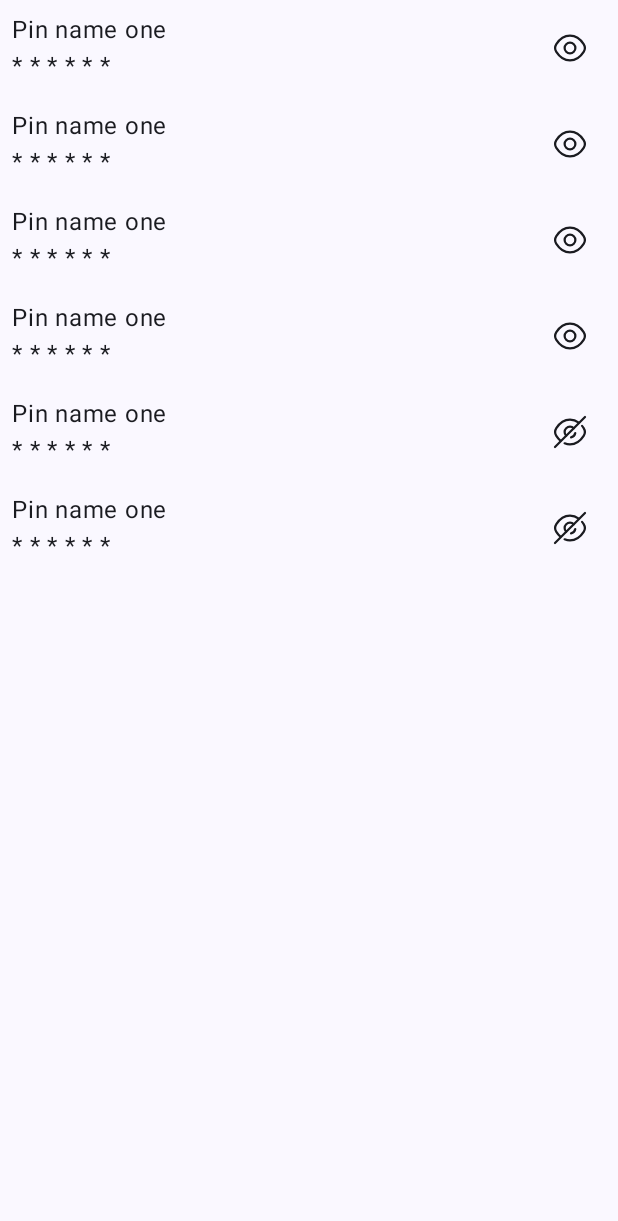
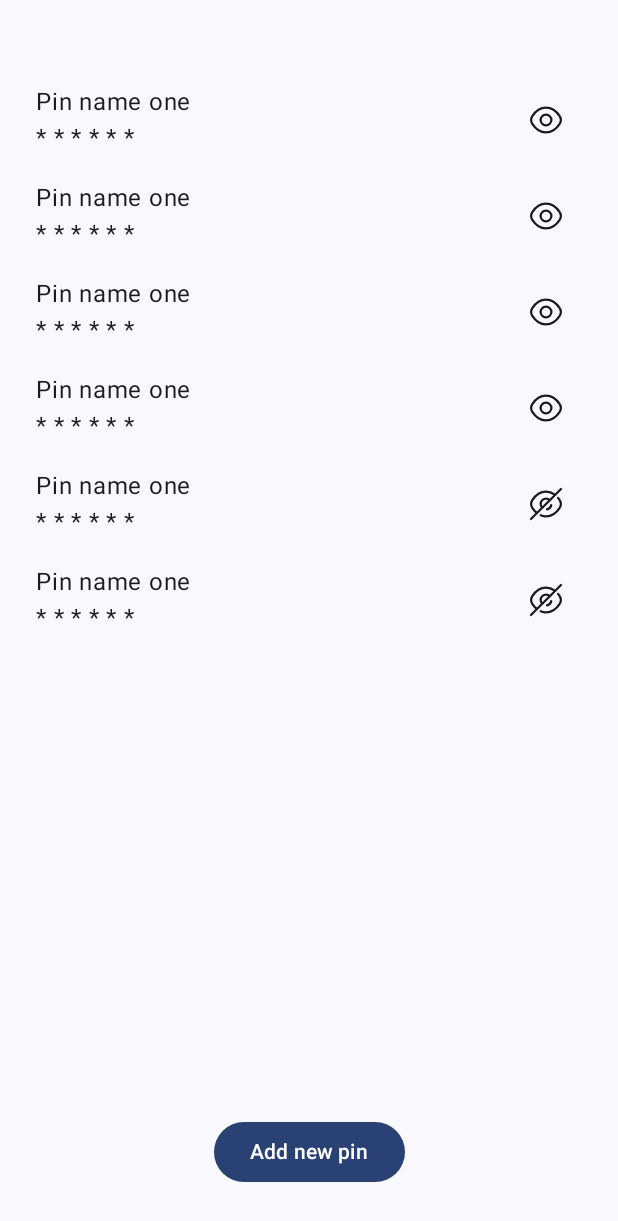
Before and after one commit to GulderBone/Unpintrested, an Android app built with Jetpack Compose: the screen it shows after launch (MainActivity), on a phone screen of 412 x 824 dp. Shown: the top 1221 px of the screen. Run offline under Robolectric (Android 15) with nearby library versions, the phone set to English and light mode, and no system bars.

Commit message:
button added, code moved to the correct module

```diff
--- a/app/src/main/java/com/gulderbone/unpintrested/MainActivity.kt
+++ b/app/src/main/java/com/gulderbone/unpintrested/MainActivity.kt
@@ -4,23 +4,15 @@ import android.os.Bundle
 import androidx.activity.ComponentActivity
 import androidx.activity.compose.setContent
 import androidx.activity.enableEdgeToEdge
-import androidx.compose.foundation.layout.Arrangement
 import androidx.compose.foundation.layout.Column
-import androidx.compose.foundation.layout.Row
 import androidx.compose.foundation.layout.fillMaxSize
-import androidx.compose.foundation.layout.fillMaxWidth
 import androidx.compose.foundation.layout.padding
-import androidx.compose.foundation.layout.wrapContentHeight
-import androidx.compose.material3.Icon
-import androidx.compose.material3.IconButton
 import androidx.compose.material3.Scaffold
-import androidx.compose.material3.Text
 import androidx.compose.runtime.Composable
-import androidx.compose.ui.Alignment
 import androidx.compose.ui.Modifier
-import androidx.compose.ui.unit.dp
 import com.gulderbone.core.presentation.designsystem.ScreenThemePreviews
 import com.gulderbone.core.presentation.designsystem.UnpintrestedTheme
+import com.gulderbone.pin.presentation.pinlist.PinListScreenRoot
 
 class MainActivity : ComponentActivity() {
     override fun onCreate(savedInstanceState: Bundle?) {
@@ -30,53 +22,10 @@ class MainActivity : ComponentActivity() {
             UnpintrestedTheme {
                 Scaffold(modifier = Modifier.fillMaxSize()) { innerPadding ->
                     Column(modifier = Modifier.padding(innerPadding)) {
-                        MainScreen()
+                        PinListScreenRoot()
                     }
                 }
             }
-        }
-    }
-}
-
-@Composable
-fun MainScreen() {
-    Column {
-        Pin(true, {})
-        Pin(true, {})
-        Pin(true, {})
-        Pin(true, {})
-        Pin(false, {})
-        Pin(false, {})
-    }
-}
-
-@Composable
-fun Pin(
-    isPinVisible: Boolean,
-    onTogglePinVisibility: () -> Unit,
-    modifier: Modifier = Modifier,
-) {
-    Row(
-        modifier = Modifier
-            .fillMaxWidth()
-            .padding(8.dp)
-            .wrapContentHeight(),
-        horizontalArrangement = Arrangement.SpaceBetween,
-    ) {
-        Column {
-            Text(text = "Pin name one")
-            Text(text = "* * * * * *")
-        }
-        IconButton(onClick = onTogglePinVisibility) {
-            Icon(
-                modifier = Modifier.align(Alignment.CenterVertically),
-                imageVector = if (isPinVisible) {
-                    com.gulderbone.core.presentation.designsystem.EyeOpenedIcon
-                } else {
-                    com.gulderbone.core.presentation.designsystem.EyeClosedIcon
-                },
-                contentDescription = "Arrow Forward",
-            )
         }
     }
 }
@@ -85,6 +34,6 @@ fun Pin(
 @Composable
 fun MainScreenPreview() {
     UnpintrestedTheme {
-        MainScreen()
+        PinListScreenRoot()
     }
 }
--- /dev/null
+++ b/pin/presentation/src/main/java/com/gulderbone/pin/presentation/pinlist/Pin.kt
@@ -0,0 +1,46 @@
+package com.gulderbone.pin.presentation.pinlist
+
+import androidx.compose.foundation.layout.Arrangement
+import androidx.compose.foundation.layout.Column
+import androidx.compose.foundation.layout.Row
+import androidx.compose.foundation.layout.fillMaxWidth
+import androidx.compose.foundation.layout.padding
+import androidx.compose.foundation.layout.wrapContentHeight
+import androidx.compose.material3.Icon
+import androidx.compose.material3.IconButton
+import androidx.compose.material3.Text
+import androidx.compose.runtime.Composable
+import androidx.compose.ui.Alignment
+import androidx.compose.ui.Modifier
+import androidx.compose.ui.unit.dp
+
+@Composable
+fun Pin(
+    isPinVisible: Boolean,
+    onTogglePinVisibility: () -> Unit,
+    modifier: Modifier = Modifier,
+) {
+    Row(
+        modifier = Modifier
+            .fillMaxWidth()
+            .padding(8.dp)
+            .wrapContentHeight(),
+        horizontalArrangement = Arrangement.SpaceBetween,
+    ) {
+        Column {
+            Text(text = "Pin name one")
+            Text(text = "* * * * * *")
+        }
+        IconButton(onClick = onTogglePinVisibility) {
+            Icon(
+                modifier = Modifier.align(Alignment.CenterVertically),
+                imageVector = if (isPinVisible) {
+                    com.gulderbone.core.presentation.designsystem.EyeOpenedIcon
+                } else {
+                    com.gulderbone.core.presentation.designsystem.EyeClosedIcon
+                },
+                contentDescription = "Arrow Forward",
+            )
+        }
+    }
+}
--- a/pin/presentation/src/main/java/com/gulderbone/pin/presentation/pinlist/PinListScreen.kt
+++ b/pin/presentation/src/main/java/com/gulderbone/pin/presentation/pinlist/PinListScreen.kt
@@ -1,31 +1,62 @@
 package com.gulderbone.pin.presentation.pinlist
 
+import androidx.compose.foundation.layout.Arrangement
+import androidx.compose.foundation.layout.Column
+import androidx.compose.foundation.layout.fillMaxSize
+import androidx.compose.foundation.layout.padding
+import androidx.compose.foundation.rememberScrollState
+import androidx.compose.foundation.verticalScroll
+import androidx.compose.material3.Button
+import androidx.compose.material3.Text
 import androidx.compose.runtime.Composable
-import androidx.compose.ui.tooling.preview.Preview
+import androidx.compose.ui.Alignment
+import androidx.compose.ui.Modifier
+import androidx.compose.ui.unit.dp
+import com.gulderbone.core.presentation.designsystem.ScreenThemePreviews
 import com.gulderbone.core.presentation.designsystem.UnpintrestedTheme
 
 @Composable
 fun PinListScreenRoot(
-    viewModel: PinListViewModel = androidx.hilt.navigation.compose.hiltViewModel()
+    viewModel: PinListViewModel = PinListViewModel(),
 ) {
-
     PinListScreen(
         state = viewModel.state,
         onAction = viewModel::onAction
     )
-
 }
 
 @Composable
 private fun PinListScreen(
     state: PinListState,
-    onAction: () -> Unit
+    onAction: () -> Unit,
 ) {
-
+    Column(
+        modifier = Modifier
+            .fillMaxSize()
+            .verticalScroll(rememberScrollState())
+            .fillMaxSize()
+            .padding(horizontal = 16.dp)
+            .padding(vertical = 32.dp)
+            .padding(top = 16.dp),
+        horizontalAlignment = Alignment.CenterHorizontally,
+        verticalArrangement = Arrangement.SpaceBetween
+    ) {
+        Column {
+            Pin(true, {})
+            Pin(true, {})
+            Pin(true, {})
+            Pin(true, {})
+            Pin(false, {})
+            Pin(false, {})
+        }
+        Button(onClick = {}) {
+            Text("Add new pin")
+        }
+    }
 
 }
 
-@Preview
+@ScreenThemePreviews
 @Composable
 private fun PinListScreenPreview() {
     UnpintrestedTheme {
```
